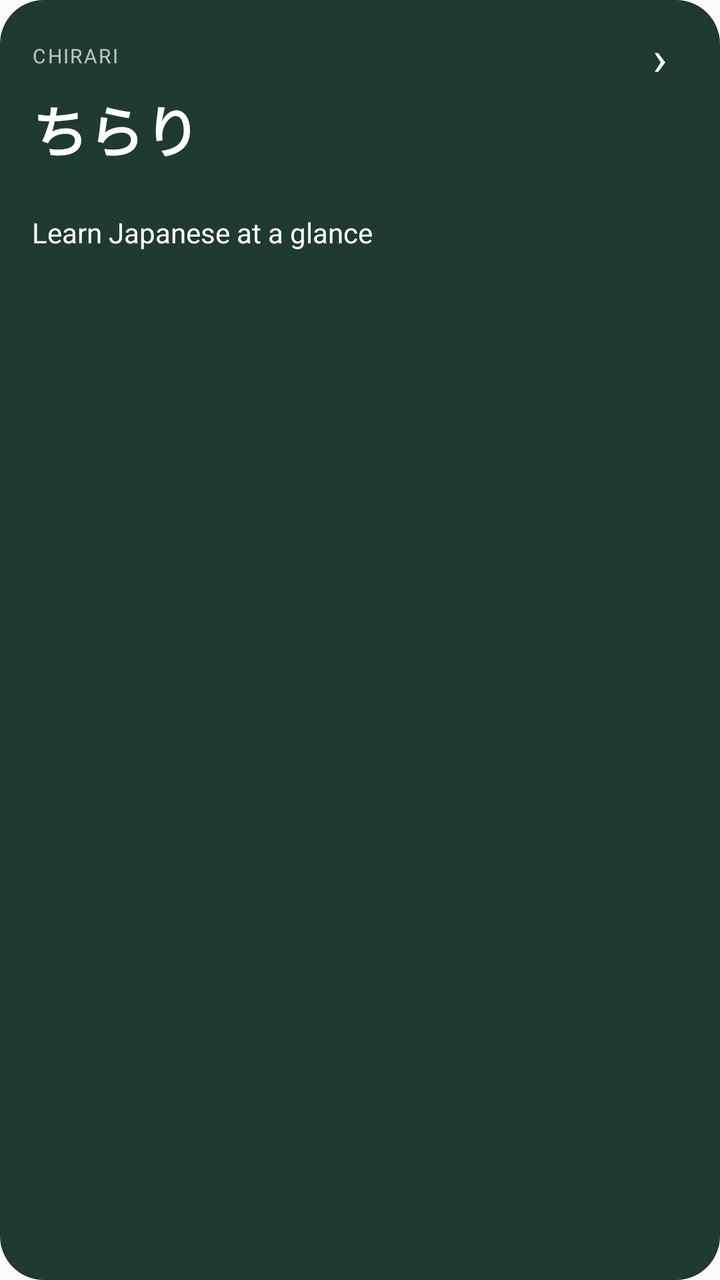
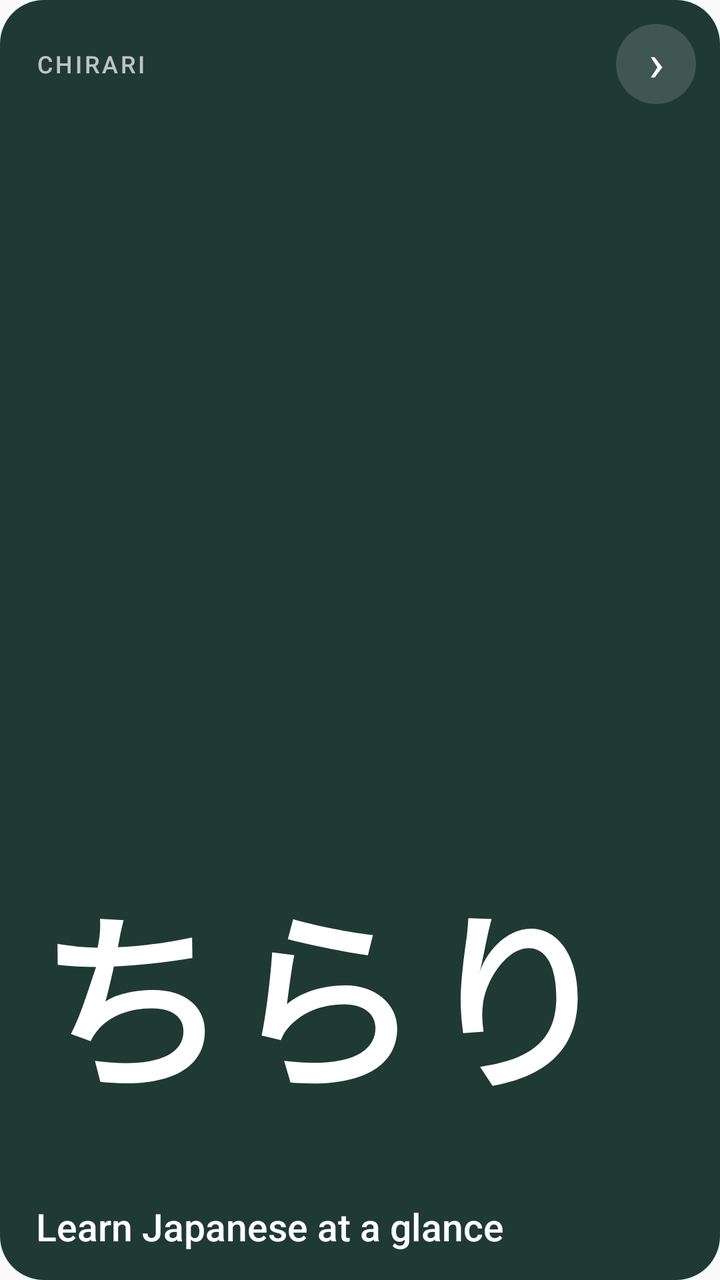

Compare the two renders of this Android layout. The source of the first and the diff that turns it into the second are given below.
<!-- AndroidManifest.xml: application theme android:Theme.Material.Light.NoActionBar -->
<!-- res/layout/widget_word.xml -->
<?xml version="1.0" encoding="utf-8"?>
<LinearLayout xmlns:android="http://schemas.android.com/apk/res/android"
    android:id="@+id/widget_root"
    android:layout_width="match_parent"
    android:layout_height="match_parent"
    android:background="@drawable/widget_bg"
    android:orientation="vertical"
    android:paddingStart="16dp"
    android:paddingTop="12dp"
    android:paddingEnd="10dp"
    android:paddingBottom="12dp">

    <LinearLayout
        android:layout_width="match_parent"
        android:layout_height="wrap_content"
        android:gravity="center_vertical"
        android:orientation="horizontal">

        <TextView
            android:id="@+id/widget_pack"
            android:layout_width="0dp"
            android:layout_height="wrap_content"
            android:layout_weight="1"
            android:maxLines="1"
            android:text="CHIRARI"
            android:textColor="#B3FFFFFF"
            android:textSize="10sp"
            android:letterSpacing="0.08" />

        <TextView
            android:id="@+id/widget_next"
            android:layout_width="40dp"
            android:layout_height="32dp"
            android:gravity="center"
            android:text="›"
            android:textColor="#FFFFFF"
            android:textSize="24sp"
            android:contentDescription="Next word" />
    </LinearLayout>

    <TextView
        android:id="@+id/widget_word"
        android:layout_width="match_parent"
        android:layout_height="wrap_content"
        android:maxLines="1"
        android:ellipsize="end"
        android:text="ちらり"
        android:textColor="#FFFFFF"
        android:textSize="28sp"
        android:textStyle="bold" />

    <TextView
        android:id="@+id/widget_kana"
        android:layout_width="match_parent"
        android:layout_height="wrap_content"
        android:maxLines="1"
        android:text=""
        android:textColor="#D9FFFFFF"
        android:textSize="13sp" />

    <TextView
        android:id="@+id/widget_meaning"
        android:layout_width="match_parent"
        android:layout_height="wrap_content"
        android:layout_marginTop="4dp"
        android:maxLines="2"
        android:ellipsize="end"
        android:text="Learn Japanese at a glance"
        android:textColor="#FFFFFF"
        android:textSize="14sp" />
</LinearLayout>
<!-- resources referenced by this layout -->
<resources>
  <!-- drawable widget_bg (drawable) -->
  <?xml version="1.0" encoding="utf-8"?>
  <shape xmlns:android="http://schemas.android.com/apk/res/android" android:shape="rectangle">
      <solid android:color="#1F3A33" />
      <corners android:radius="22dp" />
  </shape>
</resources>

<!-- the commit's change to res/layout/widget_word.xml (unified diff, before → after) -->
@@ -5,11 +5,12 @@
     android:layout_height="match_parent"
     android:background="@drawable/widget_bg"
     android:orientation="vertical"
-    android:paddingStart="16dp"
+    android:paddingStart="18dp"
     android:paddingTop="12dp"
-    android:paddingEnd="10dp"
-    android:paddingBottom="12dp">
+    android:paddingEnd="12dp"
+    android:paddingBottom="14dp">
 
+    
     <LinearLayout
         android:layout_width="match_parent"
         android:layout_height="wrap_content"
@@ -21,51 +22,63 @@
             android:layout_width="0dp"
             android:layout_height="wrap_content"
             android:layout_weight="1"
+            android:fontFamily="sans-serif-medium"
+            android:letterSpacing="0.1"
             android:maxLines="1"
             android:text="CHIRARI"
             android:textColor="#B3FFFFFF"
-            android:textSize="10sp"
-            android:letterSpacing="0.08" />
+            android:textSize="12sp" />
 
         <TextView
             android:id="@+id/widget_next"
             android:layout_width="40dp"
-            android:layout_height="32dp"
+            android:layout_height="40dp"
+            android:background="@drawable/widget_next_bg"
+            android:contentDescription="Next word"
             android:gravity="center"
+            android:includeFontPadding="false"
             android:text="›"
             android:textColor="#FFFFFF"
-            android:textSize="24sp"
-            android:contentDescription="Next word" />
+            android:textSize="26sp" />
     </LinearLayout>
 
+    
     <TextView
         android:id="@+id/widget_word"
         android:layout_width="match_parent"
-        android:layout_height="wrap_content"
+        android:layout_height="0dp"
+        android:layout_weight="1"
+        android:autoSizeMaxTextSize="96sp"
+        android:autoSizeMinTextSize="26sp"
+        android:autoSizeStepGranularity="2sp"
+        android:autoSizeTextType="uniform"
+        android:fontFamily="sans-serif"
+        android:gravity="bottom|start"
+        android:includeFontPadding="false"
         android:maxLines="1"
-        android:ellipsize="end"
         android:text="ちらり"
         android:textColor="#FFFFFF"
-        android:textSize="28sp"
         android:textStyle="bold" />
 
     <TextView
         android:id="@+id/widget_kana"
         android:layout_width="match_parent"
         android:layout_height="wrap_content"
+        android:layout_marginTop="6dp"
         android:maxLines="1"
         android:text=""
-        android:textColor="#D9FFFFFF"
-        android:textSize="13sp" />
+        android:textColor="#E6FFFFFF"
+        android:textSize="17sp" />
 
     <TextView
         android:id="@+id/widget_meaning"
         android:layout_width="match_parent"
         android:layout_height="wrap_content"
-        android:layout_marginTop="4dp"
+        android:layout_marginTop="6dp"
+        android:ellipsize="end"
+        android:fontFamily="sans-serif-medium"
         android:maxLines="2"
-        android:ellipsize="end"
         android:text="Learn Japanese at a glance"
         android:textColor="#FFFFFF"
-        android:textSize="14sp" />
+        android:textSize="19sp" />
 </LinearLayout>
<!-- resource entries referenced after the edit -->
@@ -6,5 +6,10 @@
       <solid android:color="#1F3A33" />
       <corners android:radius="22dp" />
   </shape>
+  <!-- drawable widget_next_bg (drawable) -->
+  <?xml version="1.0" encoding="utf-8"?>
+  <shape xmlns:android="http://schemas.android.com/apk/res/android" android:shape="oval">
+      <solid android:color="#26FFFFFF" />
+  </shape>
 </resources>
 
